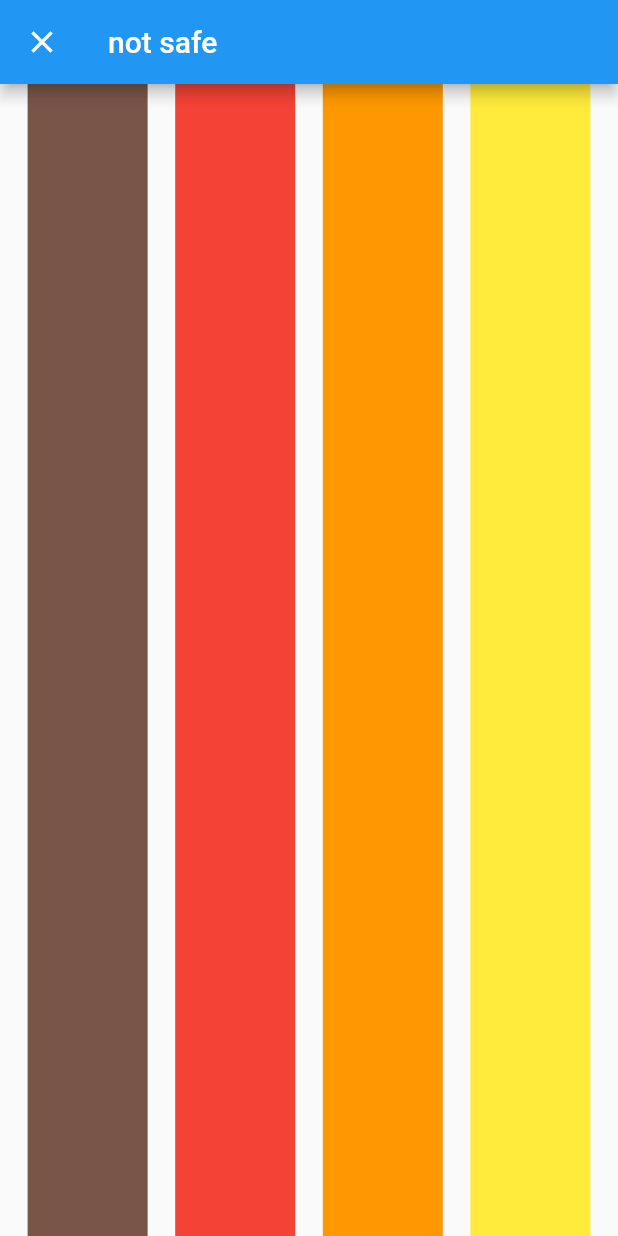
After one commit to yukiyamamuro/weekly_widget, a Flutter app: the SafeAreaPage screen opened directly, after a tap on "SafeArea", on a phone screen of 412 x 824 dp. The commit adds this screen. Run offline on Flutter 3.47's test engine with Material 2 defaults, Android fonts, the phone set to English and light mode, and no system bars.

Commit message:
SafeArea!

```diff
--- a/lib/main.dart
+++ b/lib/main.dart
@@ -1,5 +1,5 @@
 import 'package:flutter/material.dart';
-import 'package:weekly_widget/safe_area.dart';
+import 'package:weekly_widget/safe_area/safe_area.dart';
 
 void main() => runApp(MyApp());
 
--- /dev/null
+++ b/lib/safe_area/real_safearea_page.dart
@@ -0,0 +1,36 @@
+import 'package:flutter/material.dart';
+
+class RealSafeAreaPage extends StatelessWidget {
+  @override
+  Widget build(BuildContext context) {
+    return Scaffold(
+      appBar: AppBar(
+        title: Text('not safe'),
+      ),
+      body: SafeArea(
+        child: Row(
+          crossAxisAlignment: CrossAxisAlignment.stretch,
+          mainAxisAlignment: MainAxisAlignment.spaceEvenly,
+          children: [
+            Container(
+              width: 80,
+              color: Colors.brown,
+            ),
+            Container(
+              width: 80,
+              color: Colors.red,
+            ),
+            Container(
+              width: 80,
+              color: Colors.orange,
+            ),
+            Container(
+              width: 80,
+              color: Colors.yellow,
+            ),
+          ],
+        ),
+      ),
+    );
+  }
+}
--- /dev/null
+++ b/lib/safe_area/safe_area.dart
@@ -0,0 +1,40 @@
+import 'package:flutter/material.dart';
+import 'package:weekly_widget/safe_area/real_safearea_page.dart';
+
+import 'not_safearea_page.dart';
+
+class SafeAreaPage extends StatelessWidget {
+  @override
+  Widget build(BuildContext context) {
+    return Scaffold(
+        appBar: AppBar(
+          title: Text('SafeArea'),
+        ),
+        body: ListView(
+          children: [
+            ListTile(
+                title: Text('Not SafeArea'),
+                onTap: () {
+                  Navigator.push(
+                    context,
+                    MaterialPageRoute(
+                      builder: (context) => NotSafeAreaPage(),
+                      fullscreenDialog: true,
+                    ),
+                  );
+                }),
+            ListTile(
+                title: Text('SafeArea'),
+                onTap: () {
+                  Navigator.push(
+                    context,
+                    MaterialPageRoute(
+                      builder: (context) => RealSafeAreaPage(),
+                      fullscreenDialog: true,
+                    ),
+                  );
+                }),
+          ],
+        ));
+  }
+}
```
Also changed, not shown: lib/safe_area.dart (deleted, +0 -12 lines), lib/safe_area/not_safearea_page.dart (added, +31 -0 lines).
